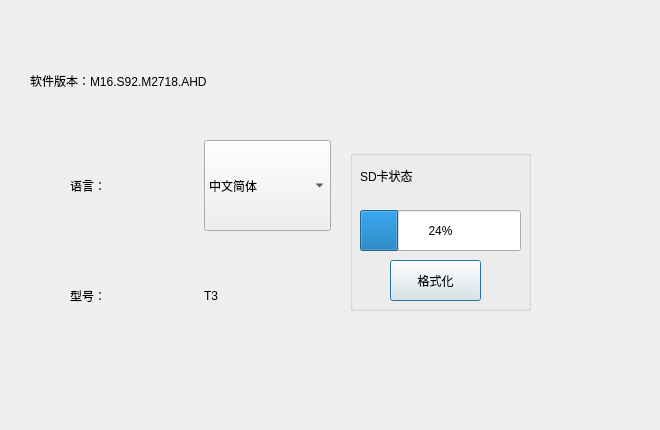
Above: about.ui from jjzhang166/DvrUI before the change. Below: the same form after it.
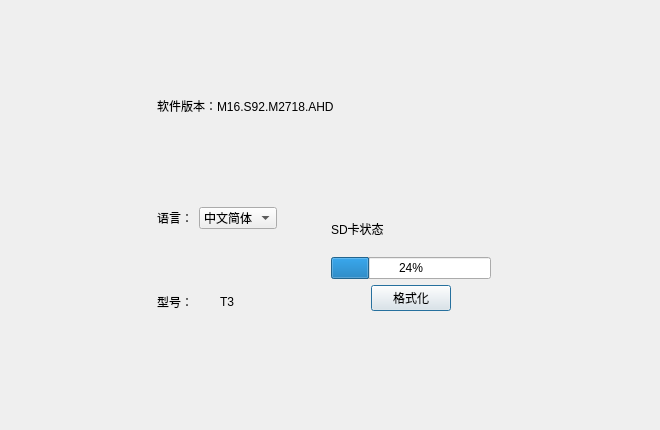
That is the form after the change.

Commit message: layout布局

Patch:
```diff
--- a/about.ui
+++ b/about.ui
@@ -13,15 +13,73 @@
   <property name="windowTitle">
    <string>Dialog</string>
   </property>
+  <layout class="QGridLayout" name="gridLayout">
+   <item row="0" column="0">
+    <layout class="QVBoxLayout" name="verticalLayout_4">
+     <item>
+      <spacer name="horizontalSpacer_7">
+       <property name="orientation">
+        <enum>Qt::Horizontal</enum>
+       </property>
+       <property name="sizeHint" stdset="0">
+        <size>
+         <width>58</width>
+         <height>20</height>
+        </size>
+       </property>
+      </spacer>
+     </item>
+     <item>
+      <spacer name="horizontalSpacer_8">
+       <property name="orientation">
+        <enum>Qt::Horizontal</enum>
+       </property>
+       <property name="sizeHint" stdset="0">
+        <size>
+         <width>68</width>
+         <height>20</height>
+        </size>
+       </property>
+      </spacer>
+     </item>
+    </layout>
+   </item>
+   <item row="0" column="1">
+    <layout class="QVBoxLayout" name="verticalLayout_6">
+     <item>
+      <layout class="QHBoxLayout" name="horizontalLayout_10">
+       <item>
+        <spacer name="verticalSpacer_7">
+         <property name="orientation">
+          <enum>Qt::Vertical</enum>
+         </property>
+         <property name="sizeHint" stdset="0">
+          <size>
+           <width>20</width>
+           <height>40</height>
+          </size>
+         </property>
+        </spacer>
+       </item>
+       <item>
+        <spacer name="verticalSpacer_8">
+         <property name="orientation">
+          <enum>Qt::Vertical</enum>
+         </property>
+         <property name="sizeHint" stdset="0">
+          <size>
+           <width>20</width>
+           <height>40</height>
+          </size>
+         </property>
+        </spacer>
+       </item>
+      </layout>
+     </item>
+     <item>
+      <layout class="QHBoxLayout" name="horizontalLayout_7">
+       <item>
   <widget class="QLabel" name="softerwareVersion">
-   <property name="geometry">
-    <rect>
-     <x>30</x>
-     <y>60</y>
-     <width>581</width>
-     <height>41</height>
-    </rect>
-   </property>
    <property name="styleSheet">
     <string notr="true">font: 75 10pt &quot;微软雅黑&quot;;
 font: 63 18pt &quot;Ubuntu&quot;;</string>
@@ -30,73 +88,57 @@
     <string>软件版本：M16.S92.M2718.AHD</string>
    </property>
   </widget>
-  <widget class="QGroupBox" name="groupBox">
-   <property name="geometry">
-    <rect>
-     <x>350</x>
-     <y>150</y>
-     <width>181</width>
-     <height>161</height>
-    </rect>
-   </property>
-   <property name="styleSheet">
-    <string notr="true">font: 75 10pt &quot;微软雅黑&quot;;</string>
-   </property>
-   <property name="title">
-    <string/>
-   </property>
-   <widget class="QProgressBar" name="ROM_usage">
-    <property name="geometry">
-     <rect>
-      <x>10</x>
-      <y>60</y>
-      <width>161</width>
-      <height>41</height>
-     </rect>
-    </property>
-    <property name="value">
-     <number>24</number>
-    </property>
-   </widget>
-   <widget class="QPushButton" name="formatButton">
-    <property name="geometry">
-     <rect>
-      <x>40</x>
-      <y>110</y>
-      <width>91</width>
-      <height>41</height>
-     </rect>
-    </property>
-    <property name="text">
-     <string>格式化</string>
-    </property>
-   </widget>
-   <widget class="QLabel" name="label">
-    <property name="geometry">
-     <rect>
-      <x>10</x>
-      <y>0</y>
-      <width>161</width>
-      <height>51</height>
-     </rect>
-    </property>
-    <property name="styleSheet">
-     <string notr="true">font: 63 14pt &quot;Ubuntu&quot;;</string>
-    </property>
-    <property name="text">
-     <string>SD卡状态</string>
-    </property>
-   </widget>
-  </widget>
-  <widget class="QWidget" name="layoutWidget">
-   <property name="geometry">
-    <rect>
-     <x>70</x>
-     <y>140</y>
-     <width>261</width>
-     <height>91</height>
-    </rect>
-   </property>
+       </item>
+       <item>
+        <spacer name="horizontalSpacer_4">
+         <property name="orientation">
+          <enum>Qt::Horizontal</enum>
+         </property>
+         <property name="sizeHint" stdset="0">
+          <size>
+           <width>40</width>
+           <height>20</height>
+          </size>
+         </property>
+        </spacer>
+       </item>
+      </layout>
+     </item>
+     <item>
+      <layout class="QHBoxLayout" name="horizontalLayout_8">
+       <item>
+        <spacer name="verticalSpacer_3">
+         <property name="orientation">
+          <enum>Qt::Vertical</enum>
+         </property>
+         <property name="sizeHint" stdset="0">
+          <size>
+           <width>20</width>
+           <height>68</height>
+          </size>
+         </property>
+        </spacer>
+       </item>
+       <item>
+        <spacer name="verticalSpacer_4">
+         <property name="orientation">
+          <enum>Qt::Vertical</enum>
+         </property>
+         <property name="sizeHint" stdset="0">
+          <size>
+           <width>20</width>
+           <height>68</height>
+          </size>
+         </property>
+        </spacer>
+       </item>
+      </layout>
+     </item>
+     <item>
+      <layout class="QHBoxLayout" name="horizontalLayout_6">
+       <item>
+        <layout class="QVBoxLayout" name="verticalLayout">
+         <item>
    <layout class="QHBoxLayout" name="horizontalLayout">
     <item>
      <widget class="QLabel" name="languageLabel">
@@ -130,16 +172,38 @@
      </widget>
     </item>
    </layout>
-  </widget>
-  <widget class="QWidget" name="layoutWidget">
-   <property name="geometry">
-    <rect>
-     <x>70</x>
-     <y>250</y>
-     <width>261</width>
-     <height>91</height>
-    </rect>
-   </property>
+         </item>
+         <item>
+          <layout class="QHBoxLayout" name="horizontalLayout_3">
+           <item>
+            <spacer name="verticalSpacer">
+             <property name="orientation">
+              <enum>Qt::Vertical</enum>
+             </property>
+             <property name="sizeHint" stdset="0">
+              <size>
+               <width>20</width>
+               <height>58</height>
+              </size>
+             </property>
+            </spacer>
+           </item>
+           <item>
+            <spacer name="verticalSpacer_2">
+             <property name="orientation">
+              <enum>Qt::Vertical</enum>
+             </property>
+             <property name="sizeHint" stdset="0">
+              <size>
+               <width>20</width>
+               <height>58</height>
+              </size>
+             </property>
+            </spacer>
+           </item>
+          </layout>
+         </item>
+         <item>
    <layout class="QHBoxLayout" name="horizontalLayout_2">
     <item>
      <widget class="QLabel" name="typeLabel2">
@@ -164,7 +228,179 @@
      </widget>
     </item>
    </layout>
-  </widget>
+         </item>
+        </layout>
+       </item>
+       <item>
+        <layout class="QVBoxLayout" name="verticalLayout_5">
+         <item>
+          <spacer name="horizontalSpacer_9">
+           <property name="orientation">
+            <enum>Qt::Horizontal</enum>
+           </property>
+           <property name="sizeHint" stdset="0">
+            <size>
+             <width>48</width>
+             <height>20</height>
+            </size>
+           </property>
+          </spacer>
+         </item>
+         <item>
+          <spacer name="horizontalSpacer_10">
+           <property name="orientation">
+            <enum>Qt::Horizontal</enum>
+           </property>
+           <property name="sizeHint" stdset="0">
+            <size>
+             <width>48</width>
+             <height>20</height>
+            </size>
+           </property>
+          </spacer>
+         </item>
+        </layout>
+       </item>
+       <item>
+        <layout class="QVBoxLayout" name="verticalLayout_2">
+         <item>
+          <layout class="QHBoxLayout" name="horizontalLayout_5">
+           <item>
+            <widget class="QLabel" name="label">
+             <property name="styleSheet">
+              <string notr="true">font: 63 14pt &quot;Ubuntu&quot;;</string>
+             </property>
+             <property name="text">
+              <string>SD卡状态</string>
+             </property>
+            </widget>
+           </item>
+           <item>
+            <spacer name="horizontalSpacer_3">
+             <property name="orientation">
+              <enum>Qt::Horizontal</enum>
+             </property>
+             <property name="sizeHint" stdset="0">
+              <size>
+               <width>98</width>
+               <height>20</height>
+              </size>
+             </property>
+            </spacer>
+           </item>
+          </layout>
+         </item>
+         <item>
+          <widget class="QProgressBar" name="ROM_usage">
+           <property name="value">
+            <number>24</number>
+           </property>
+          </widget>
+         </item>
+         <item>
+          <layout class="QHBoxLayout" name="horizontalLayout_4">
+           <item>
+            <spacer name="horizontalSpacer">
+             <property name="orientation">
+              <enum>Qt::Horizontal</enum>
+             </property>
+             <property name="sizeHint" stdset="0">
+              <size>
+               <width>40</width>
+               <height>20</height>
+              </size>
+             </property>
+            </spacer>
+           </item>
+           <item>
+            <widget class="QPushButton" name="formatButton">
+             <property name="text">
+              <string>格式化</string>
+             </property>
+            </widget>
+           </item>
+           <item>
+            <spacer name="horizontalSpacer_2">
+             <property name="orientation">
+              <enum>Qt::Horizontal</enum>
+             </property>
+             <property name="sizeHint" stdset="0">
+              <size>
+               <width>40</width>
+               <height>20</height>
+              </size>
+             </property>
+            </spacer>
+           </item>
+          </layout>
+         </item>
+        </layout>
+       </item>
+      </layout>
+     </item>
+     <item>
+      <layout class="QHBoxLayout" name="horizontalLayout_9">
+       <item>
+        <spacer name="verticalSpacer_5">
+         <property name="orientation">
+          <enum>Qt::Vertical</enum>
+         </property>
+         <property name="sizeHint" stdset="0">
+          <size>
+           <width>20</width>
+           <height>108</height>
+          </size>
+         </property>
+        </spacer>
+       </item>
+       <item>
+        <spacer name="verticalSpacer_6">
+         <property name="orientation">
+          <enum>Qt::Vertical</enum>
+         </property>
+         <property name="sizeHint" stdset="0">
+          <size>
+           <width>20</width>
+           <height>108</height>
+          </size>
+         </property>
+        </spacer>
+       </item>
+      </layout>
+     </item>
+    </layout>
+   </item>
+   <item row="0" column="2">
+    <layout class="QVBoxLayout" name="verticalLayout_3">
+     <item>
+      <spacer name="horizontalSpacer_5">
+       <property name="orientation">
+        <enum>Qt::Horizontal</enum>
+       </property>
+       <property name="sizeHint" stdset="0">
+        <size>
+         <width>138</width>
+         <height>20</height>
+        </size>
+       </property>
+      </spacer>
+     </item>
+     <item>
+      <spacer name="horizontalSpacer_6">
+       <property name="orientation">
+        <enum>Qt::Horizontal</enum>
+       </property>
+       <property name="sizeHint" stdset="0">
+        <size>
+         <width>158</width>
+         <height>20</height>
+        </size>
+       </property>
+      </spacer>
+     </item>
+    </layout>
+   </item>
+  </layout>
  </widget>
  <resources/>
  <connections/>
```
Lines whose indentation alone changed are shown as unchanged. The commit also changes 18 other files.
